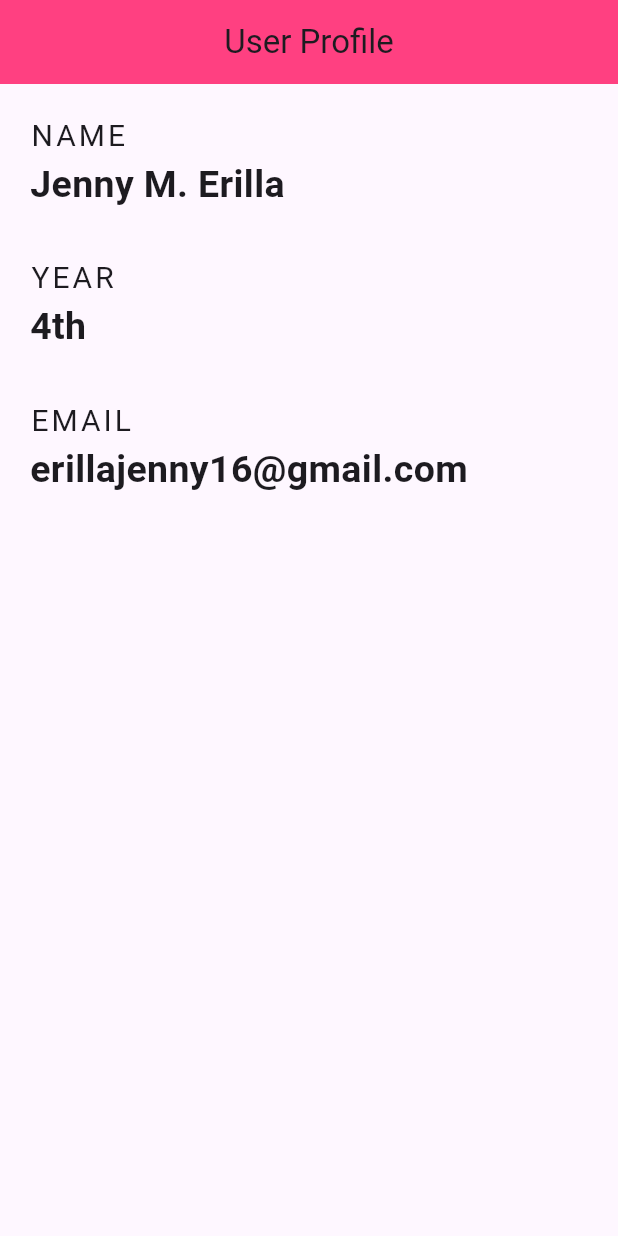
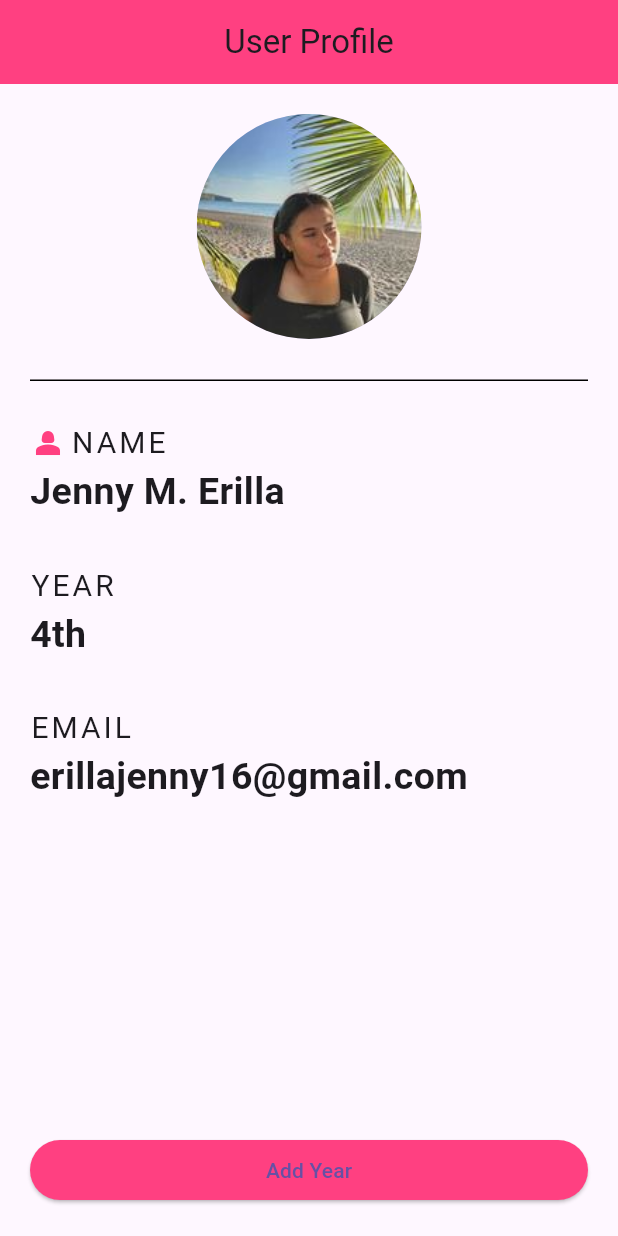
Before and after one commit to jennyerilla02/frontweunis, a Flutter app: the screen it shows after launch, on a phone screen of 412 x 824 dp. Run offline on Flutter 3.47's test engine with Material 3 defaults, Android fonts, the phone set to English and light mode, and no system bars.

Commit message:
add profile pic and buttons

```diff
--- /dev/null
+++ b/lib/home.dart
@@ -0,0 +1,115 @@
+import 'package:flutter/material.dart';
+
+class Home extends StatelessWidget {
+  const Home({super.key});
+
+  @override
+  Widget build(BuildContext context) {
+    return Scaffold(
+      appBar: AppBar(
+        title: Text('User Profile'),
+        backgroundColor: Colors.pinkAccent,
+        centerTitle: true,
+      ),
+      body: Padding(
+        padding: EdgeInsets.all(20.0),
+        child: Column(
+          mainAxisAlignment: MainAxisAlignment.spaceBetween,
+          children: <Widget>[
+            Column(
+              crossAxisAlignment: CrossAxisAlignment.start,
+              children: <Widget>[
+                Center(
+                  child: CircleAvatar(
+                      child: ClipOval(
+                        child: Image.asset(
+                          'assets/jenny.jpg',
+                          fit: BoxFit.cover,
+                          width: 500.0,
+                        ),
+                      ),
+                      radius: 75.0),
+                ),
+                Divider(
+                  height: 55.0,
+                  color: Colors.black,
+                ),
+                Row(
+                  children: [
+                    Icon(
+                      Icons.person_2,
+                      color: Colors.pinkAccent,
+                    ),
+                    SizedBox(
+                      width: 3.0,
+                    ),
+                    Text(
+                      'NAME',
+                      style: TextStyle(
+                        fontSize: 20.0,
+                        letterSpacing: 2.0,
+                      ),
+                    ),
+                  ],
+                ),
+                Text(
+                  'Jenny M. Erilla',
+                  style: TextStyle(
+                    fontWeight: FontWeight.bold,
+                    fontSize: 25.0,
+                  ),
+                ),
+                SizedBox(
+                  height: 30.0,
+                ),
+                Text(
+                  'YEAR',
+                  style: TextStyle(
+                    fontSize: 20.0,
+                    letterSpacing: 2.0,
+                  ),
+                ),
+                Text(
+                  '4th',
+                  style: TextStyle(
+                    fontWeight: FontWeight.bold,
+                    fontSize: 25.0,
+                  ),
+                ),
+                SizedBox(
+                  height: 30.0,
+                ),
+                Text(
+                  'EMAIL',
+                  style: TextStyle(
+                    fontSize: 20.0,
+                    letterSpacing: 2.0,
+                  ),
+                ),
+                Text(
+                  'erillajenny16@gmail.com',
+                  style: TextStyle(
+                    fontWeight: FontWeight.bold,
+                    fontSize: 25.0,
+                  ),
+                ),
+              ],
+            ),
+            Column(
+              crossAxisAlignment: CrossAxisAlignment.stretch,
+              children: [
+                ElevatedButton(
+                  onPressed: () {},
+                  child: Text('Add Year'),
+                  style: ButtonStyle(
+                      backgroundColor:
+                          WidgetStateProperty.all(Colors.pinkAccent)),
+                ),
+              ],
+            ),
+          ],
+        ),
+      ),
+    );
+  }
+}
--- a/lib/main.dart
+++ b/lib/main.dart
@@ -1,65 +1,17 @@
 import 'package:flutter/material.dart';
+import 'package:unis/home.dart';
 
 void main() {
   runApp(MaterialApp(
-    home: Scaffold(
-      appBar: AppBar(
-        title: Text('User Profile'),
-        backgroundColor: Colors.pinkAccent,
-        centerTitle: true,
-      ),
-      body: Padding(
-        padding: EdgeInsets.all(20.0),
-        child: Column(
-          crossAxisAlignment: CrossAxisAlignment.start,
-          children: <Widget>[
-            Text(
-              'NAME',
-              style: TextStyle(
-                fontSize: 20.0,
-                letterSpacing: 2.0,
-              ),
-            ),
-            Text(
-              'Jenny M. Erilla',
-              style: TextStyle(
-                fontWeight: FontWeight.bold,
-                fontSize: 25.0,
-              ),
-            ),
-            SizedBox(height: 30.0,),
-            Text(
-              'YEAR',
-              style: TextStyle(
-                fontSize: 20.0,
-                letterSpacing: 2.0,
-              ),
-            ),
-            Text(
-              '4th',
-              style: TextStyle(
-                fontWeight: FontWeight.bold,
-                fontSize: 25.0,
-              ),
-            ),
-            SizedBox(height: 30.0,),
-            Text(
-              'EMAIL',
-              style: TextStyle(
-                fontSize: 20.0,
-                letterSpacing: 2.0,
-              ),
-            ),
-            Text(
-              'erillajenny16@gmail.com',
-              style: TextStyle(
-                fontWeight: FontWeight.bold,
-                fontSize: 25.0,
-              ),
-            ),
-          ],
-        ),
-      ),
-    ),
+    home: Home(),
   ));
 }
+
+class home extends StatelessWidget {
+  const home({super.key});
+
+  @override
+  Widget build(BuildContext context) {
+    return const Placeholder();
+  }
+}
--- a/pubspec.yaml
+++ b/pubspec.yaml
@@ -59,8 +59,8 @@ flutter:
   uses-material-design: true
 
   # To add assets to your application, add an assets section, like this:
-  # assets:
-  #   - images/a_dot_burr.jpeg
+  assets:
+   - assets/
   #   - images/a_dot_ham.jpeg
 
   # An image asset can refer to one or more resolution-specific "variants", see
```
Also changed, not shown: assets/jenny.jpg (added), assets/men-icon-male-web-sign-260nw-518116120.webp (added).
